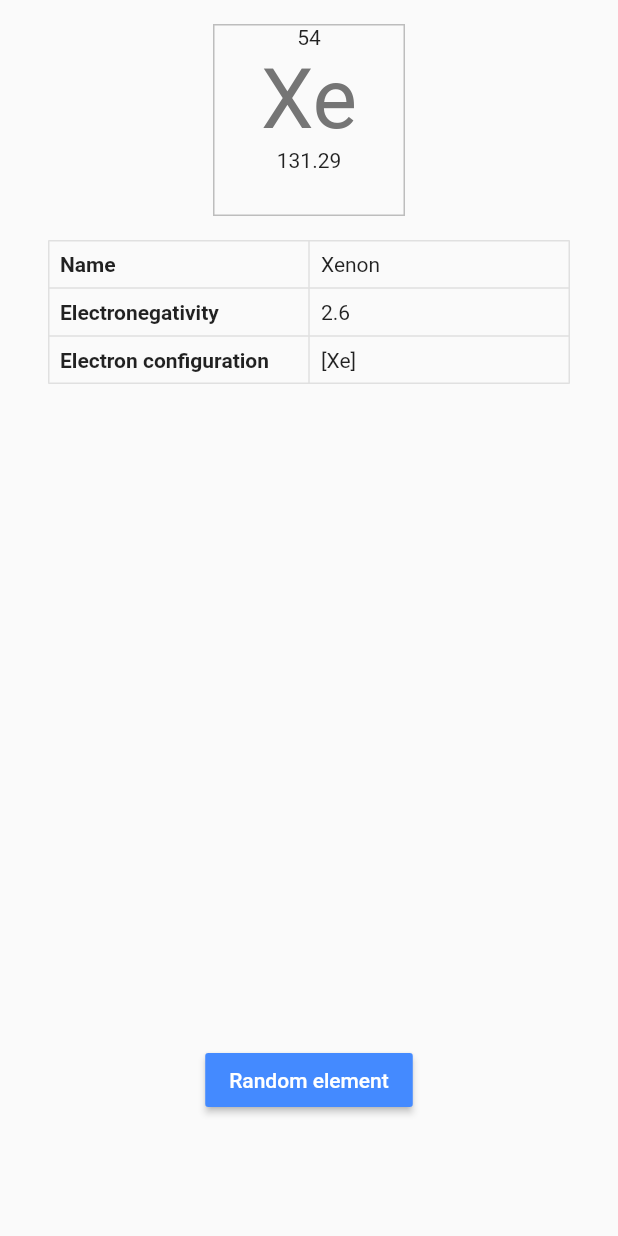
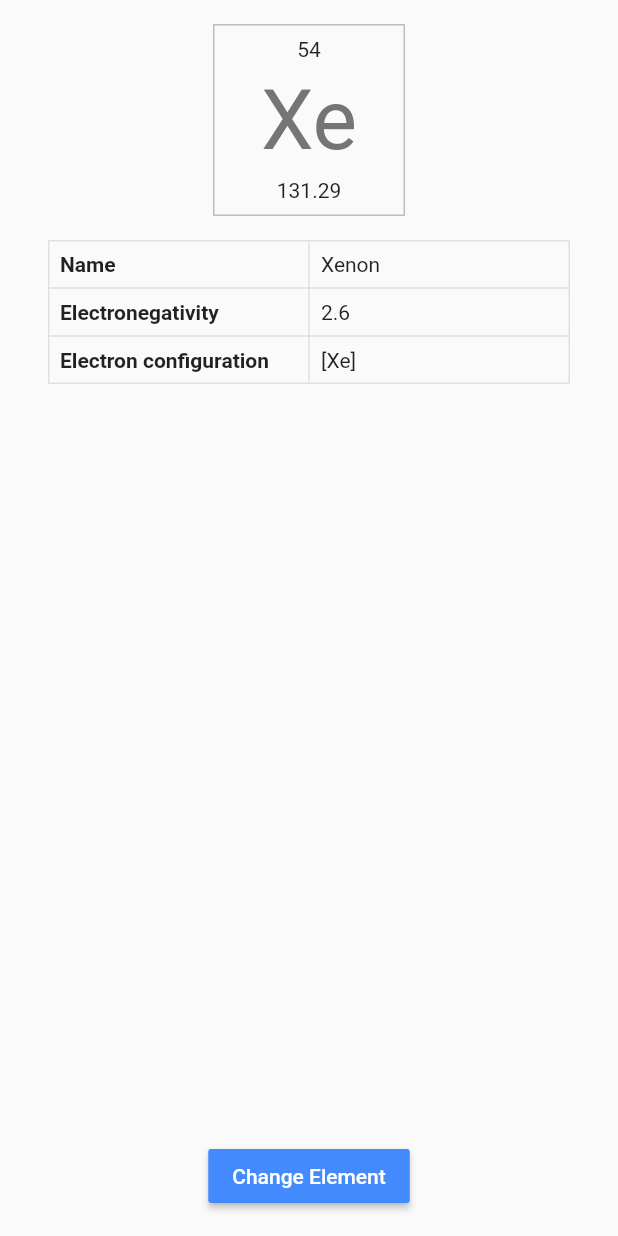
Before and after one commit to Mapioi/unhexennium, a Flutter app: the ElementParent widget shown alone on an empty page, opened directly, on a phone screen of 412 x 824 dp. Run offline on Flutter 3.47's test engine with Material 2 defaults, Android fonts, the phone set to English and light mode, and no system bars; Roboto replaces fonts that are missing (Rock Salt).

Commit message:
Fix element box geometry

```diff
--- a/lib/tabs/element.dart
+++ b/lib/tabs/element.dart
@@ -48,24 +48,29 @@ class ElementParent extends StatelessWidget {
           color: Colors.grey[400],
         ),
       ),
+      child: Padding(
+        padding: const EdgeInsets.all(8.0),
         child: new Column(
           children: <Widget>[
             // TODO align left (OR NOT?)
-          new Text(
-            element.atomicNumber.toString(),
-          ),
-          new Text(
+            new Text(element.atomicNumber.toString()),
+            new Expanded(
+              child: new Center(
+                child: Text(
                   enumToString(element.symbol),
                   style: new TextStyle(
                     fontSize: 56.0,
                     fontFamily: 'Rock Salt',
                     color: Colors.grey[600],
                   ),
+                )
+              ),
             ),
             new Text(
               element.relativeAtomicMass.toString(),
             ),
           ],
+        ),
       ),
     );
   }
@@ -108,16 +113,13 @@ class ElementParent extends StatelessWidget {
   }
 
   Widget renderSelectionButton(BuildContext context) {
-    return new Padding(
-      padding: new EdgeInsetsDirectional.only(bottom: 64.0),
-      child: new RaisedButton(
+    return new RaisedButton(
       child: new Text(
-          "Random element",
+        "Change Element",
         style: new TextStyle(color: Colors.white),
       ),
       onPressed: () => _elementPrompt(context),
       color: Colors.blueAccent,
-      ),
     );
   }
 
@@ -144,7 +146,7 @@ class ElementParent extends StatelessWidget {
         padding: new EdgeInsets.all(16.0),
         child: new PeriodicTable((x) {
           ElementState.selectedElement = x;
-          Navigator.pop(context);
+          Navigator.pop(context);  // exit the modal
         }),
       ),
     );
```
Lines whose indentation alone changed are shown as unchanged.
